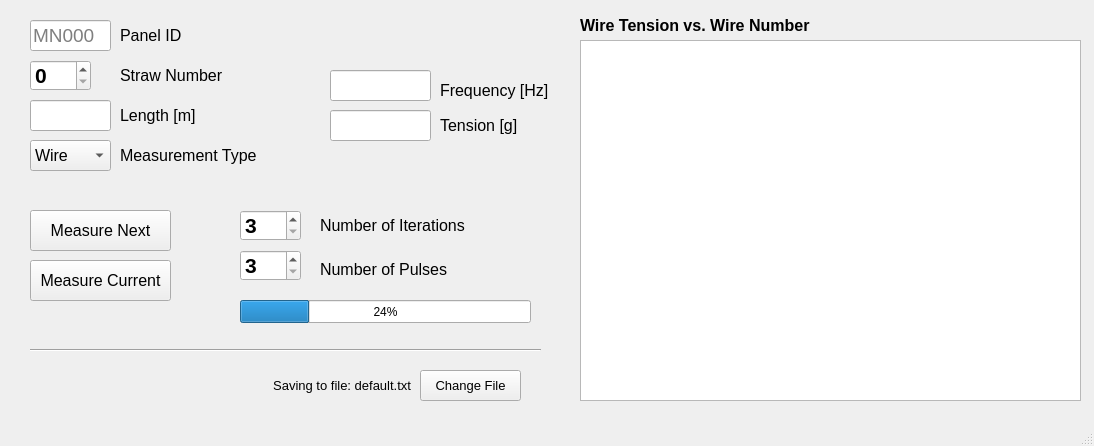
Qt form guis/panel/tensionbox/tensionbox_window.ui (bamesserly/mu2e-tracker-factory) before a commit.
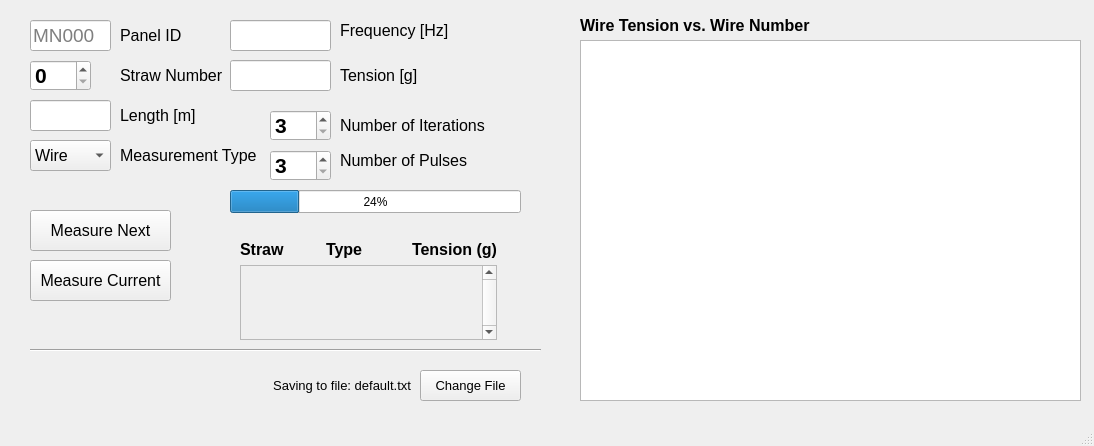
The same form after that commit.

Commit message:
Side List
Added a scroll area on the side of the tb gui to display all of the numerical values. It refreshes properly and everything.

Patch:
```diff
--- a/guis/panel/tensionbox/tensionbox_window.ui
+++ b/guis/panel/tensionbox/tensionbox_window.ui
@@ -52,8 +52,8 @@
    <widget class="QSpinBox" name="SpinNiter">
     <property name="geometry">
      <rect>
-      <x>240</x>
-      <y>210</y>
+      <x>270</x>
+      <y>110</y>
       <width>61</width>
       <height>31</height>
      </rect>
@@ -118,8 +118,8 @@
    <widget class="QLabel" name="label_3">
     <property name="geometry">
      <rect>
-      <x>320</x>
-      <y>259</y>
+      <x>340</x>
+      <y>150</y>
       <width>131</width>
       <height>21</height>
      </rect>
@@ -136,8 +136,8 @@
    <widget class="QSpinBox" name="SpinNpulses">
     <property name="geometry">
      <rect>
-      <x>240</x>
-      <y>250</y>
+      <x>270</x>
+      <y>150</y>
       <width>61</width>
       <height>31</height>
      </rect>
@@ -156,8 +156,8 @@
    <widget class="QLabel" name="label_4">
     <property name="geometry">
      <rect>
-      <x>320</x>
-      <y>210</y>
+      <x>340</x>
+      <y>110</y>
       <width>171</width>
       <height>31</height>
      </rect>
@@ -225,8 +225,8 @@
    <widget class="QLineEdit" name="freqEdit">
     <property name="geometry">
      <rect>
-      <x>330</x>
-      <y>70</y>
+      <x>230</x>
+      <y>20</y>
       <width>101</width>
       <height>31</height>
      </rect>
@@ -240,8 +240,8 @@
    <widget class="QLineEdit" name="tensionEdit">
     <property name="geometry">
      <rect>
-      <x>330</x>
-      <y>110</y>
+      <x>230</x>
+      <y>60</y>
       <width>101</width>
       <height>31</height>
      </rect>
@@ -255,8 +255,8 @@
    <widget class="QLabel" name="label_6">
     <property name="geometry">
      <rect>
-      <x>440</x>
-      <y>80</y>
+      <x>340</x>
+      <y>20</y>
       <width>111</width>
       <height>21</height>
      </rect>
@@ -273,8 +273,8 @@
    <widget class="QLabel" name="label_7">
     <property name="geometry">
      <rect>
-      <x>440</x>
-      <y>110</y>
+      <x>340</x>
+      <y>60</y>
       <width>111</width>
       <height>31</height>
      </rect>
@@ -343,8 +343,8 @@
    <widget class="QProgressBar" name="progressBar">
     <property name="geometry">
      <rect>
-      <x>240</x>
-      <y>300</y>
+      <x>230</x>
+      <y>190</y>
       <width>291</width>
       <height>23</height>
      </rect>
@@ -437,6 +437,107 @@
      <string>Measure Next</string>
     </property>
    </widget>
+   <widget class="QWidget" name="layoutWidget">
+    <property name="geometry">
+     <rect>
+      <x>240</x>
+      <y>240</y>
+      <width>257</width>
+      <height>100</height>
+     </rect>
+    </property>
+    <layout class="QGridLayout" name="gridLayout_2">
+     <item row="0" column="0">
+      <layout class="QGridLayout" name="gridLayout_55">
+       <item row="0" column="2">
+        <widget class="QLabel" name="label_40">
+         <property name="font">
+          <font>
+           <pointsize>12</pointsize>
+           <weight>75</weight>
+           <bold>true</bold>
+          </font>
+         </property>
+         <property name="text">
+          <string>Tension (g)</string>
+         </property>
+        </widget>
+       </item>
+       <item row="0" column="0">
+        <widget class="QLabel" name="label_37">
+         <property name="font">
+          <font>
+           <pointsize>12</pointsize>
+           <weight>75</weight>
+           <bold>true</bold>
+          </font>
+         </property>
+         <property name="text">
+          <string>Straw</string>
+         </property>
+        </widget>
+       </item>
+       <item row="0" column="1">
+        <widget class="QLabel" name="label_39">
+         <property name="font">
+          <font>
+           <pointsize>12</pointsize>
+           <weight>75</weight>
+           <bold>true</bold>
+          </font>
+         </property>
+         <property name="text">
+          <string>Type</string>
+         </property>
+        </widget>
+       </item>
+      </layout>
+     </item>
+     <item row="1" column="0">
+      <widget class="QScrollArea" name="scrollAreaTB">
+       <property name="enabled">
+        <bool>true</bool>
+       </property>
+       <property name="minimumSize">
+        <size>
+         <width>0</width>
+         <height>0</height>
+        </size>
+       </property>
+       <property name="font">
+        <font>
+         <pointsize>10</pointsize>
+        </font>
+       </property>
+       <property name="layoutDirection">
+        <enum>Qt::LeftToRight</enum>
+       </property>
+       <property name="lineWidth">
+        <number>1</number>
+       </property>
+       <property name="verticalScrollBarPolicy">
+        <enum>Qt::ScrollBarAlwaysOn</enum>
+       </property>
+       <property name="sizeAdjustPolicy">
+        <enum>QAbstractScrollArea::AdjustToContents</enum>
+       </property>
+       <property name="widgetResizable">
+        <bool>true</bool>
+       </property>
+       <widget class="QWidget" name="scrollContents">
+        <property name="geometry">
+         <rect>
+          <x>0</x>
+          <y>0</y>
+          <width>236</width>
+          <height>69</height>
+         </rect>
+        </property>
+       </widget>
+      </widget>
+     </item>
+    </layout>
+   </widget>
   </widget>
   <widget class="QMenuBar" name="menubar">
    <property name="geometry">
```
The commit also changes 2 other files.
